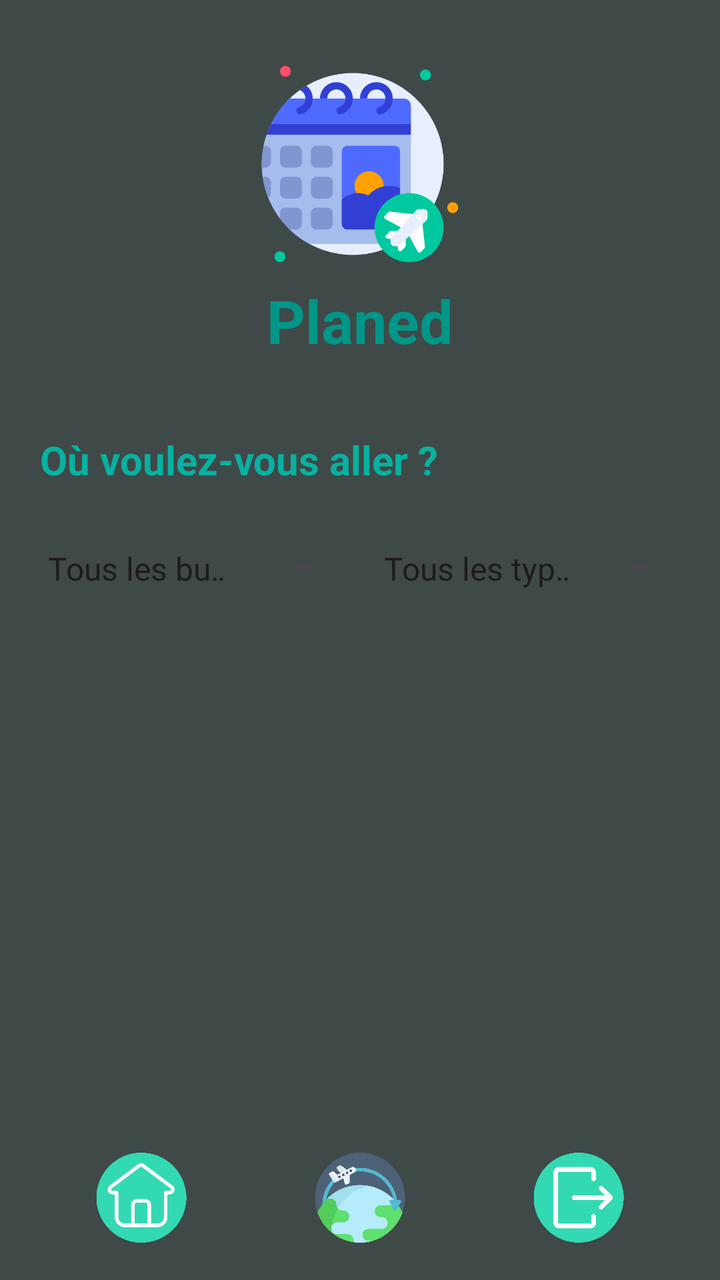
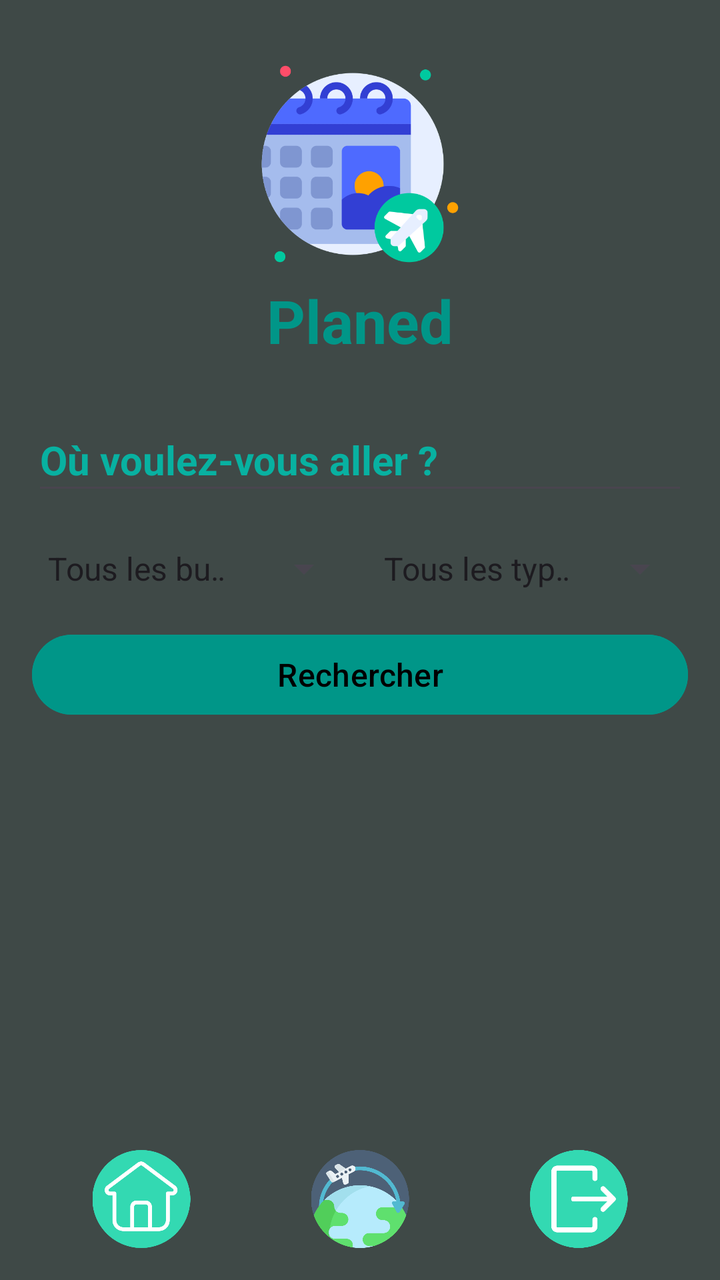

An Android layout rendered at two revisions. The XML below is the earlier revision; the diff shows what the commit changed to produce the second picture.
<!-- AndroidManifest.xml: application theme Theme.AgenceTouristique7 -->
<!-- res/layout/activity_accueil.xml -->
<?xml version="1.0" encoding="utf-8"?>
<LinearLayout xmlns:android="http://schemas.android.com/apk/res/android"
     xmlns:tools="http://schemas.android.com/tools"
    android:layout_width="match_parent"
    android:layout_height="match_parent"
    android:background="#E72C3834"
    android:orientation="vertical"
    android:padding="16dp"
    tools:context=".AccueilActivity">

    <ImageView
        android:id="@+id/logoImageView"
    android:layout_width="wrap_content"
    android:layout_height="100dp"
    android:layout_gravity="center_horizontal"
    android:layout_marginTop="16dp"
    android:layout_marginBottom="8dp"
    android:contentDescription="@string/logotravel"
    android:src="@drawable/logo" />

    <TextView
        android:id="@+id/companyNameTextView"
    android:layout_width="wrap_content"
    android:layout_height="wrap_content"
    android:layout_gravity="center_horizontal"
    android:layout_marginBottom="24dp"
    android:text="@string/planed"
    android:textColor="@color/colorPrimary"
    android:textSize="30sp"
    android:textStyle="bold" />

    <EditText
        android:id="@+id/searchEditText"
    android:layout_width="match_parent"
    android:layout_height="wrap_content"
    android:layout_marginBottom="8dp"
    android:hint="@string/ou_voulez_vous_aller"
    android:imeOptions="actionSearch"
    android:inputType="text"
    android:minHeight="48dp"
    android:singleLine="true"
    android:textColor="@color/white"
    android:textSize="20sp"
    android:textColorHint="@color/colorSecondaire"
    android:textColorLink="@color/colorPrimary"
    android:textStyle="bold" />

    <LinearLayout
        android:layout_width="match_parent"
        android:layout_height="wrap_content"
        android:layout_marginBottom="16dp"
        android:gravity="center_vertical"
        android:orientation="horizontal">

        <Spinner
            android:id="@+id/budgetSpinner"
        android:layout_width="0dp"
        android:layout_height="wrap_content"
        android:layout_weight="1"
        android:entries="@array/budget_options"
        android:minHeight="48dp"
        android:prompt="@string/budget_filter"
        android:spinnerMode="dropdown" />

        <Spinner
            android:id="@+id/typeSpinner"
        android:layout_width="0dp"
        android:layout_height="wrap_content"
        android:layout_marginStart="8dp"
        android:layout_weight="1"
        android:entries="@array/type_options"
        android:minHeight="48dp"
        android:prompt="@string/type_filter"
        android:spinnerMode="dialog" />

    </LinearLayout>

    <ListView
        android:id="@+id/voyagesListView"
    android:layout_width="match_parent"
    android:layout_height="0dp"
    android:layout_weight="1"
    android:divider="@android:color/transparent"
    android:dividerHeight="8dp" />

    <LinearLayout
        android:layout_width="match_parent"
        android:layout_height="66dp"
        android:gravity="center"
        android:orientation="horizontal"
        android:paddingTop="16dp">

        <LinearLayout
            android:id="@+id/bottomNavHome"
        android:layout_width="wrap_content"
        android:layout_height="wrap_content"
        android:layout_weight="1"
        android:background="?android:attr/selectableItemBackground"
        android:clickable="true"
        android:focusable="true"
        android:gravity="center"
        android:minHeight="48dp"
        android:orientation="vertical">

        <ImageView
            android:layout_width="50dp"
            android:layout_height="45dp"
            android:contentDescription="@string/accueil"
            android:src="@drawable/home" />

    </LinearLayout>

    <LinearLayout
        android:id="@+id/bottomNavHistorique"
    android:layout_width="wrap_content"
    android:layout_height="wrap_content"
    android:layout_weight="1"
    android:background="?android:attr/selectableItemBackground"
    android:clickable="true"
    android:focusable="true"
    android:gravity="center"
    android:minHeight="48dp"
    android:orientation="vertical">

    <ImageView
        android:layout_width="50dp"
        android:layout_height="45dp"
        android:contentDescription="@string/historique"
        android:src="@drawable/reservation" />

</LinearLayout>

<LinearLayout
android:id="@+id/bottomNavLogout"
    android:layout_width="wrap_content"
    android:layout_height="wrap_content"
    android:layout_weight="1"
    android:background="?android:attr/selectableItemBackground"
    android:clickable="true"
    android:focusable="true"
    android:gravity="center"
    android:minHeight="48dp"
    android:orientation="vertical">

<ImageView
android:layout_width="50dp"
android:layout_height="45dp"
android:contentDescription="@string/log_out"
android:src="@drawable/quit" />

    </LinearLayout>
    </LinearLayout>
    </LinearLayout>
<!-- resources referenced by this layout -->
<resources>
  <string-array name="budget_options">
          <item>Tous les budgets</item>
          <item>Moins de 300$</item>
          <item>300$ - 600$</item>
          <item>Plus de 600$</item>
      </string-array>
  <string-array name="type_options">
          <item>Tous les types</item>
          <item>Culturel</item>
          <item>Aventure</item>
          <item>Bien-être</item>
          <item>Nature</item>
      </string-array>
  <color name="colorPrimary">#009688</color>
  <color name="colorSecondaire">#08B1A1</color>
  <color name="white">#FFFFFFFF</color>
  <!-- drawable home: png bitmap (drawable, 19974 bytes) -->
  <!-- drawable logo: png bitmap (drawable, 33240 bytes) -->
  <!-- drawable quit: png bitmap (drawable, 20227 bytes) -->
  <!-- drawable reservation: png bitmap (drawable, 37465 bytes) -->
  <string name="accueil">Accueil</string>
  <string name="budget_filter">Filtrer par Budget</string>
  <string name="historique">Historique</string>
  <string name="log_out">Déconnexion</string>
  <string name="logotravel">Logo de Traver</string>
  <string name="ou_voulez_vous_aller">Où voulez-vous aller ?</string>
  <string name="planed">Planed</string>
  <string name="type_filter">Filtrer par Type</string>
  <style name="Theme.AgenceTouristique7" parent="Base.Theme.AgenceTouristique7" />
  <style name="Base.Theme.AgenceTouristique7" parent="Theme.Material3.DayNight.NoActionBar">
          
          
      </style>
</resources>

<!-- the commit's change to res/layout/activity_accueil.xml (unified diff, before → after) -->
@@ -1,153 +1,137 @@
 <?xml version="1.0" encoding="utf-8"?>
 <LinearLayout xmlns:android="http://schemas.android.com/apk/res/android"
-     xmlns:tools="http://schemas.android.com/tools"
+    xmlns:tools="http://schemas.android.com/tools"
     android:layout_width="match_parent"
     android:layout_height="match_parent"
     android:background="#E72C3834"
     android:orientation="vertical"
     android:padding="16dp"
-    tools:context=".AccueilActivity">
+    tools:context="vue.activites.AccueilActivity">
 
     <ImageView
         android:id="@+id/logoImageView"
-    android:layout_width="wrap_content"
-    android:layout_height="100dp"
-    android:layout_gravity="center_horizontal"
-    android:layout_marginTop="16dp"
-    android:layout_marginBottom="8dp"
-    android:contentDescription="@string/logotravel"
-    android:src="@drawable/logo" />
+        android:layout_width="wrap_content"
+        android:layout_height="100dp"
+        android:layout_gravity="center_horizontal"
+        android:layout_marginTop="16dp"
+        android:layout_marginBottom="8dp"
+        android:contentDescription="@string/logotravel"
+        android:src="@drawable/logo" />
 
     <TextView
         android:id="@+id/companyNameTextView"
-    android:layout_width="wrap_content"
-    android:layout_height="wrap_content"
-    android:layout_gravity="center_horizontal"
-    android:layout_marginBottom="24dp"
-    android:text="@string/planed"
-    android:textColor="@color/colorPrimary"
-    android:textSize="30sp"
-    android:textStyle="bold" />
+        android:layout_width="wrap_content"
+        android:layout_height="wrap_content"
+        android:layout_gravity="center_horizontal"
+        android:layout_marginBottom="24dp"
+        android:text="@string/planed"
+        android:textColor="@color/colorPrimary"
+        android:textSize="30sp"
+        android:textStyle="bold" />
 
     <EditText
         android:id="@+id/searchEditText"
-    android:layout_width="match_parent"
-    android:layout_height="wrap_content"
-    android:layout_marginBottom="8dp"
-    android:hint="@string/ou_voulez_vous_aller"
-    android:imeOptions="actionSearch"
-    android:inputType="text"
-    android:minHeight="48dp"
-    android:singleLine="true"
-    android:textColor="@color/white"
-    android:textSize="20sp"
-    android:textColorHint="@color/colorSecondaire"
-    android:textColorLink="@color/colorPrimary"
-    android:textStyle="bold" />
+        android:layout_width="match_parent"
+        android:layout_height="wrap_content"
+        android:layout_marginBottom="8dp"
+        android:hint="@string/ou_voulez_vous_aller"
+        android:imeOptions="actionSearch"
+        android:inputType="text"
+        android:minHeight="48dp"
+        android:singleLine="true"
+        android:textColor="@color/white"
+        android:textSize="20sp"
+        android:textColorHint="@color/colorSecondaire"
+        android:textColorLink="@color/colorPrimary"
+        android:textStyle="bold" />
 
     <LinearLayout
         android:layout_width="match_parent"
         android:layout_height="wrap_content"
-        android:layout_marginBottom="16dp"
+        android:layout_marginBottom="5dp"
         android:gravity="center_vertical"
         android:orientation="horizontal">
 
         <Spinner
             android:id="@+id/budgetSpinner"
-        android:layout_width="0dp"
-        android:layout_height="wrap_content"
-        android:layout_weight="1"
-        android:entries="@array/budget_options"
-        android:minHeight="48dp"
-        android:prompt="@string/budget_filter"
-        android:spinnerMode="dropdown" />
+            android:layout_width="0dp"
+            android:layout_height="wrap_content"
+            android:layout_weight="1"
+            android:entries="@array/budget_options"
+            android:minHeight="48dp"
+            android:prompt="@string/budget_filter"
+            android:spinnerMode="dropdown" />
 
         <Spinner
             android:id="@+id/typeSpinner"
-        android:layout_width="0dp"
-        android:layout_height="wrap_content"
-        android:layout_marginStart="8dp"
-        android:layout_weight="1"
-        android:entries="@array/type_options"
-        android:minHeight="48dp"
-        android:prompt="@string/type_filter"
-        android:spinnerMode="dialog" />
+            android:layout_width="0dp"
+            android:layout_height="wrap_content"
+            android:layout_marginStart="8dp"
+            android:layout_weight="1"
+            android:entries="@array/type_options"
+            android:minHeight="48dp"
+            android:prompt="@string/type_filter"
+            android:spinnerMode="dialog" />
 
     </LinearLayout>
 
+    <Button
+        android:id="@+id/buttonRechercher"
+        android:layout_width="match_parent"
+        android:layout_height="wrap_content"
+        android:layout_marginBottom="16dp"
+        android:backgroundTint="@color/colorPrimary"
+        android:text="@string/rechercher"
+        android:textColor="#000000"
+        android:textSize="16sp" />
+
     <ListView
         android:id="@+id/voyagesListView"
-    android:layout_width="match_parent"
-    android:layout_height="0dp"
-    android:layout_weight="1"
-    android:divider="@android:color/transparent"
-    android:dividerHeight="8dp" />
+        android:layout_width="match_parent"
+        android:layout_height="0dp"
+        android:layout_weight="1"
+        android:divider="@android:color/transparent"
+        android:dividerHeight="8dp"/>
 
     <LinearLayout
         android:layout_width="match_parent"
-        android:layout_height="66dp"
+        android:layout_height="65dp"
         android:gravity="center"
         android:orientation="horizontal"
         android:paddingTop="16dp">
 
-        <LinearLayout
-            android:id="@+id/bottomNavHome"
-        android:layout_width="wrap_content"
-        android:layout_height="wrap_content"
-        android:layout_weight="1"
-        android:background="?android:attr/selectableItemBackground"
-        android:clickable="true"
-        android:focusable="true"
-        android:gravity="center"
-        android:minHeight="48dp"
-        android:orientation="vertical">
+        <ImageButton
+            android:id="@+id/buttonHome"
+            android:layout_width="wrap_content"
+            android:layout_height="wrap_content"
+            android:contentDescription="@string/accueil"
+            android:src="@drawable/home"
+            android:scaleType="fitCenter"
+            android:layout_weight="1"
+            android:background="?android:attr/selectableItemBackground"
+            android:gravity="center"/>
 
-        <ImageView
-            android:layout_width="50dp"
-            android:layout_height="45dp"
-            android:contentDescription="@string/accueil"
-            android:src="@drawable/home" />
+        <ImageButton
+            android:id="@+id/buttonHistorique"
+            android:layout_width="wrap_content"
+            android:layout_height="wrap_content"
+            android:contentDescription="@string/historique"
+            android:src="@drawable/reservation"
+            android:scaleType="fitCenter"
+            android:layout_weight="1"
+            android:background="?android:attr/selectableItemBackground"
+            android:gravity="center"/>
+
+        <ImageButton
+            android:id="@+id/buttonLogout"
+            android:layout_width="wrap_content"
+            android:layout_height="wrap_content"
+            android:contentDescription="@string/log_out"
+            android:src="@drawable/quit"
+            android:scaleType="fitCenter"
+            android:layout_weight="1"
+            android:background="?android:attr/selectableItemBackground"
+            android:gravity="center"/>
 
     </LinearLayout>
-
-    <LinearLayout
-        android:id="@+id/bottomNavHistorique"
-    android:layout_width="wrap_content"
-    android:layout_height="wrap_content"
-    android:layout_weight="1"
-    android:background="?android:attr/selectableItemBackground"
-    android:clickable="true"
-    android:focusable="true"
-    android:gravity="center"
-    android:minHeight="48dp"
-    android:orientation="vertical">
-
-    <ImageView
-        android:layout_width="50dp"
-        android:layout_height="45dp"
-        android:contentDescription="@string/historique"
-        android:src="@drawable/reservation" />
-
 </LinearLayout>
-
-<LinearLayout
-android:id="@+id/bottomNavLogout"
-    android:layout_width="wrap_content"
-    android:layout_height="wrap_content"
-    android:layout_weight="1"
-    android:background="?android:attr/selectableItemBackground"
-    android:clickable="true"
-    android:focusable="true"
-    android:gravity="center"
-    android:minHeight="48dp"
-    android:orientation="vertical">
-
-<ImageView
-android:layout_width="50dp"
-android:layout_height="45dp"
-android:contentDescription="@string/log_out"
-android:src="@drawable/quit" />
-
-    </LinearLayout>
-    </LinearLayout>
-    </LinearLayout>
<!-- resource entries referenced after the edit -->
@@ -27,6 +27,7 @@
   <string name="logotravel">Logo de Traver</string>
   <string name="ou_voulez_vous_aller">Où voulez-vous aller ?</string>
   <string name="planed">Planed</string>
+  <string name="rechercher">Rechercher</string>
   <string name="type_filter">Filtrer par Type</string>
   <style name="Theme.AgenceTouristique7" parent="Base.Theme.AgenceTouristique7" />
   <style name="Base.Theme.AgenceTouristique7" parent="Theme.Material3.DayNight.NoActionBar">
